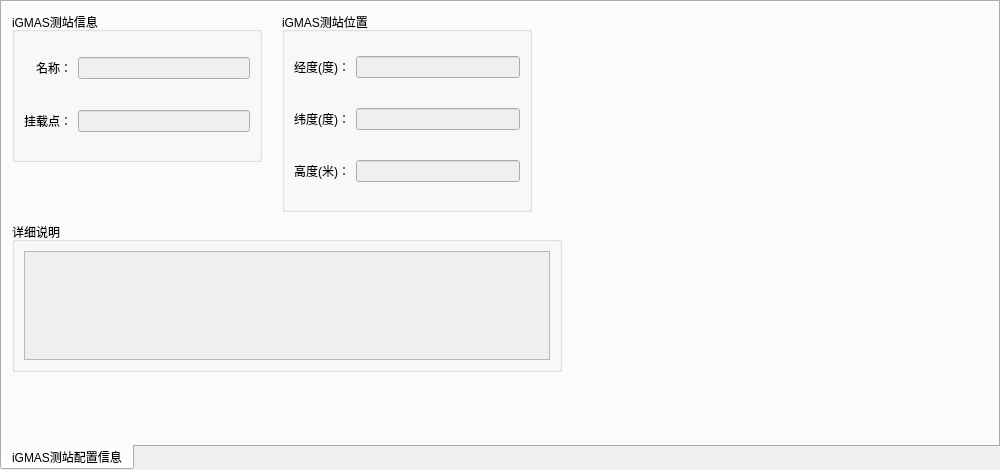
Old version of the form widget/igmasstationinfo_widget.ui in the repository yanghang8612/SMAMMainUI.
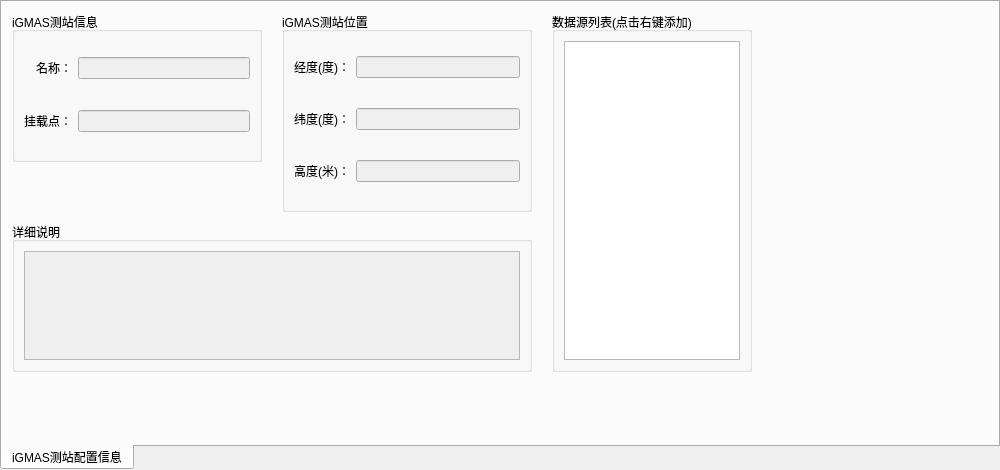
New version of the form. Custom widgets are drawn as their Qt base class.

What changed in the file:
```diff
--- a/widget/igmasstationinfo_widget.ui
+++ b/widget/igmasstationinfo_widget.ui
@@ -179,7 +179,7 @@
      <rect>
       <x>10</x>
       <y>220</y>
-      <width>550</width>
+      <width>520</width>
       <height>150</height>
      </rect>
     </property>
@@ -199,8 +199,52 @@
      </item>
     </layout>
    </widget>
+   <widget class="QGroupBox" name="verticalGroupBox_2">
+    <property name="geometry">
+     <rect>
+      <x>550</x>
+      <y>10</y>
+      <width>200</width>
+      <height>360</height>
+     </rect>
+    </property>
+    <property name="title">
+     <string>数据源列表(点击右键添加)</string>
+    </property>
+    <layout class="QVBoxLayout" name="verticalLayout_4">
+     <item>
+      <widget class="DraggableListWidget" name="dataCenterList">
+       <property name="contextMenuPolicy">
+        <enum>Qt::CustomContextMenu</enum>
+       </property>
+       <property name="dragEnabled">
+        <bool>true</bool>
+       </property>
+       <property name="dragDropMode">
+        <enum>QAbstractItemView::DragDrop</enum>
+       </property>
+       <property name="defaultDropAction">
+        <enum>Qt::MoveAction</enum>
+       </property>
+       <property name="selectionBehavior">
+        <enum>QAbstractItemView::SelectRows</enum>
+       </property>
+       <property name="spacing">
+        <number>2</number>
+       </property>
+      </widget>
+     </item>
+    </layout>
+   </widget>
   </widget>
  </widget>
+ <customwidgets>
+  <customwidget>
+   <class>DraggableListWidget</class>
+   <extends>QListWidget</extends>
+   <header>widget/plugin/draggablelist_widget.h</header>
+  </customwidget>
+ </customwidgets>
  <resources/>
  <connections/>
 </ui>
```
Left out of the diff: 26 changed lines with no effect on the pictures.
